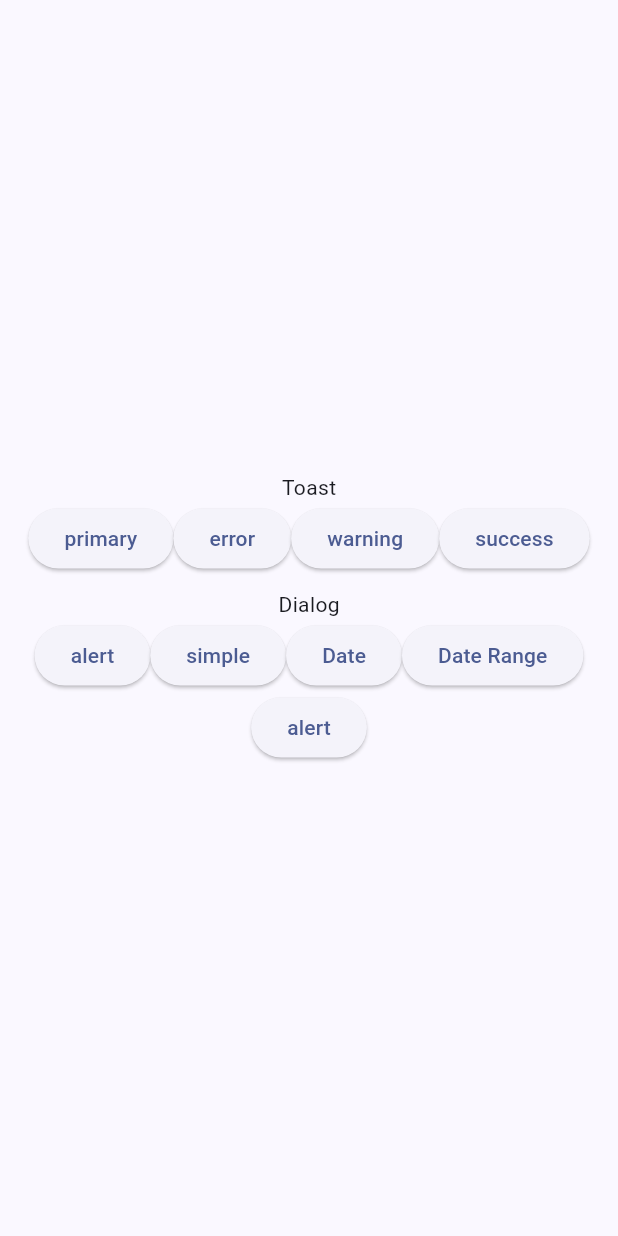
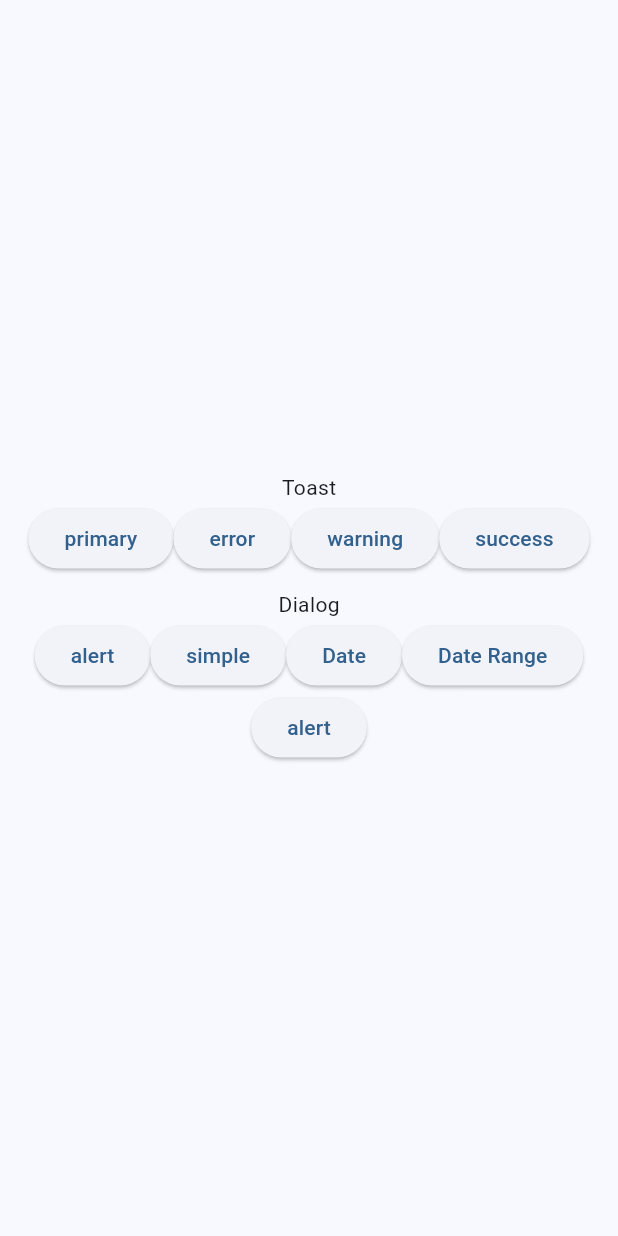
Before and after one commit to moft82/flutter_mvvm, a Flutter app: the screen it shows after launch, on a phone screen of 412 x 824 dp. Run offline on Flutter 3.47's test engine with Material 3 defaults, Android fonts, the phone set to English and light mode, and no system bars; our stand-ins replace flutter_dotenv, flutter_screenutil, flutter_svg, fluttertoast, hive, logger; accounts and stored records are empty.

```diff
--- a/lib/config/app_color.dart
+++ b/lib/config/app_color.dart
@@ -2,7 +2,7 @@ import 'package:flutter/material.dart';
 
 class AppColor {
   // Primary Color
-  static const primaryColor = Color(0xff7289DA);
+  static const primaryColor = Color(0xff1189DA);
   static const subColorBright = Color(0xff99aab5);
   static const subColorDark = Color(0xff2c2f33);
   static const subColorDarker = Color(0xff23272a);
```
Also changed, not shown: lib/config/app_font.dart (+0 -26 lines), 2 other files.
